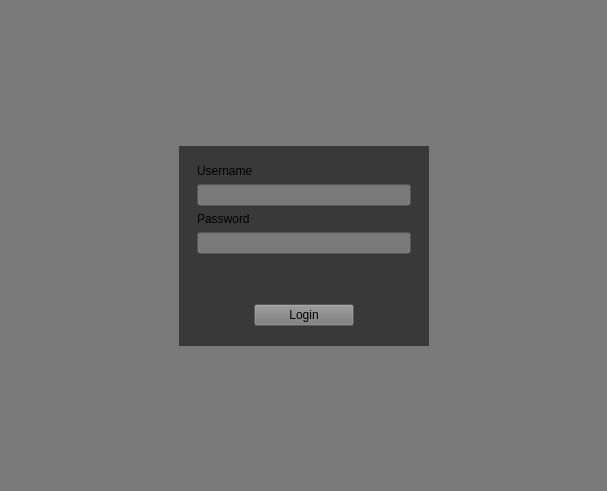
Above: views/login.ui from gilsongindrejr/savefor-desktop before the change. Below: the same form after it.
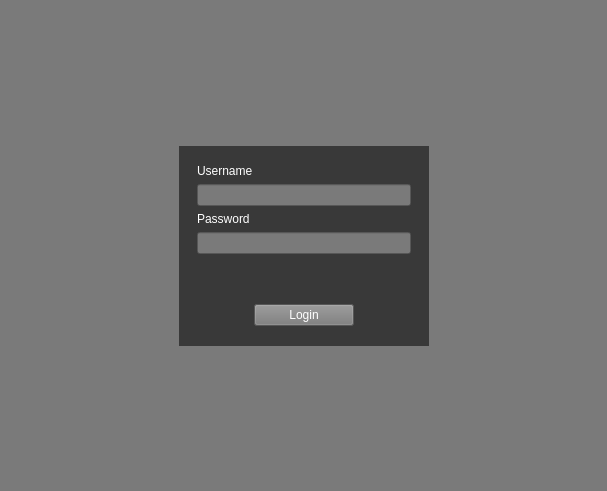
That is the form after the change.

What changed in the file:
```diff
--- a/views/login.ui
+++ b/views/login.ui
@@ -86,6 +86,9 @@
             </property>
             <item>
              <widget class="QLabel" name="username_label">
+              <property name="styleSheet">
+               <string notr="true">color: white;</string>
+              </property>
               <property name="text">
                <string>Username</string>
               </property>
@@ -100,6 +103,9 @@
             </item>
             <item>
              <widget class="QLabel" name="password_label">
+              <property name="styleSheet">
+               <string notr="true">color: white;</string>
+              </property>
               <property name="text">
                <string>Password</string>
               </property>
@@ -165,6 +171,10 @@
                 <height>16777215</height>
                </size>
               </property>
+              <property name="styleSheet">
+               <string notr="true">background-color: rgb(122, 122, 122);
+color: white;</string>
+              </property>
               <property name="text">
                <string>Login</string>
               </property>
```
Left out of the diff: 6 changed lines with no effect on the pictures.
